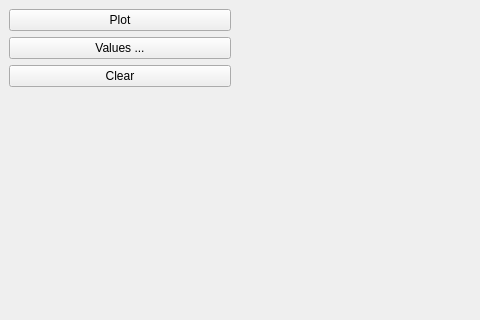
Qt form src/plugins/pyside6-designer/edgeprofiles.ui (LeCAD-PEG/SOLPS-GUI) before a commit; both pictures show x 0 to 480 and y 0 to 320 of the 663 by 539 pixel window.
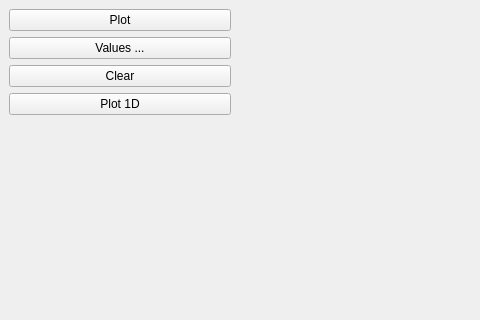
The same form after that commit. Custom widgets are drawn as their Qt base class.

Commit message: Support shared IDS storage for optimization and standard runs, store optimization outputs in IDS and ploting the results in edge profiles, fix edge_profiles canvas switching, clearPlot behavior, and matplotlib layout stability

What changed in the file:
```diff
--- a/src/plugins/pyside6-designer/edgeprofiles.ui
+++ b/src/plugins/pyside6-designer/edgeprofiles.ui
@@ -101,6 +101,13 @@
       </property>
      </widget>
     </item>
+    <item row="3" column="0">
+     <widget class="QPushButton" name="pushButton_4">
+      <property name="text">
+       <string>Plot 1D</string>
+      </property>
+     </widget>
+    </item>
    </layout>
   </widget>
   <widget class="QMenuBar" name="menubar">
```
Left out of the diff: 20 changed lines with no effect on the pictures. The commit also changes 15 other files.
